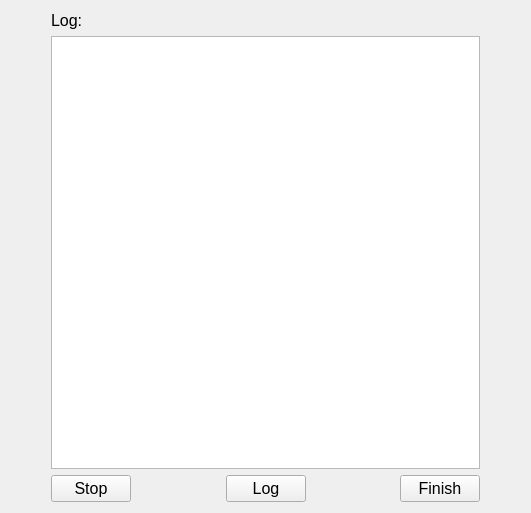
Qt form smartfMRI/experimentstatus.ui (wuzhuobin/smartfMRI) before a commit.
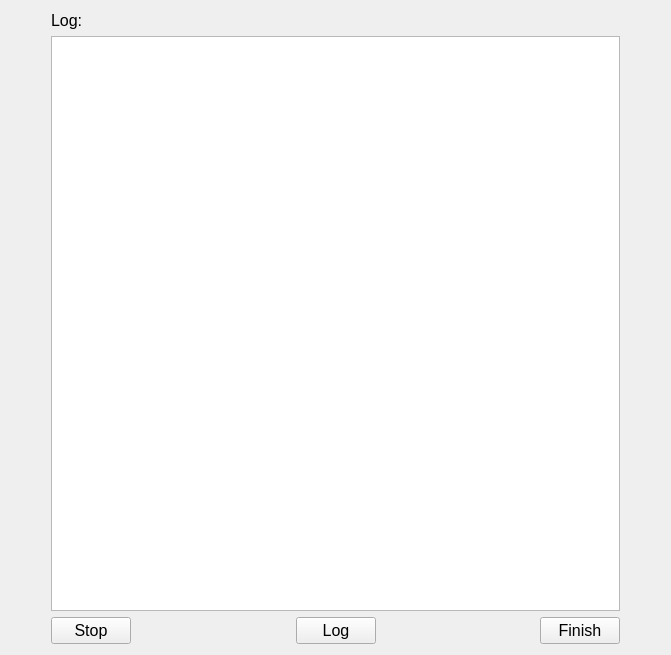
The same form after that commit.

Patch:
```diff
--- a/smartfMRI/experimentstatus.ui
+++ b/smartfMRI/experimentstatus.ui
@@ -6,8 +6,8 @@
    <rect>
     <x>0</x>
     <y>0</y>
-    <width>531</width>
-    <height>513</height>
+    <width>671</width>
+    <height>655</height>
    </rect>
   </property>
   <property name="windowTitle">
```
